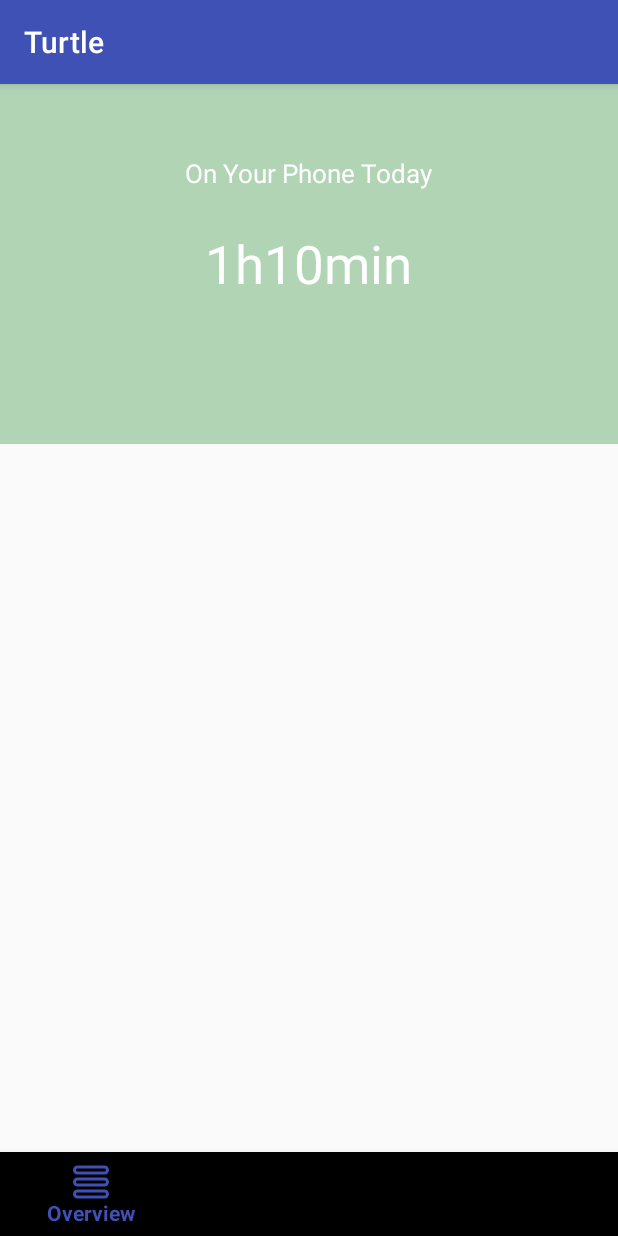
After one commit to Aaron19960821/Turtle, an Android app: the fragment OverviewFragment placed in its activity, on a phone screen of 412 x 824 dp. The commit adds this screen. Run offline under Robolectric (Android 15) with nearby library versions, the phone set to English and light mode, and no system bars.

Commit message:
basic_structure

```diff
--- a/app/build.gradle
+++ b/app/build.gradle
@@ -24,8 +24,8 @@ android {
 
 dependencies {
     implementation fileTree(dir: 'libs', include: ['*.jar'])
-    implementation"org.jetbrains.kotlin:kotlin-stdlib-jre7:$kotlin_version"
-    implementation 'com.android.support.constraint:constraint-layout:1.1.2'
+    implementation "org.jetbrains.kotlin:kotlin-stdlib-jre7:$kotlin_version"
+    implementation 'com.android.support:support-v4:27.0.2'
     testImplementation 'junit:junit:4.12'
     androidTestImplementation 'com.android.support.test:runner:1.0.2'
     androidTestImplementation 'com.android.support.test.espresso:espresso-core:3.0.2'
--- /dev/null
+++ b/app/src/main/java/com/yucwang/turtle/OverviewFragment.kt
@@ -0,0 +1,30 @@
+package com.yucwang.turtle
+
+
+import android.os.Bundle
+import android.support.v4.app.Fragment
+import android.view.LayoutInflater
+import android.view.View
+import android.view.ViewGroup
+import android.widget.TextView
+
+// TODO: Rename parameter arguments, choose names that match
+// the fragment initialization parameters, e.g. ARG_ITEM_NUMBER
+private const val ARG_PARAM1 = "param1"
+private const val ARG_PARAM2 = "param2"
+
+/**
+ * A simple [Fragment] subclass.
+ *
+ */
+class OverviewFragment : Fragment() {
+
+    override fun onCreateView(inflater: LayoutInflater, container: ViewGroup?,
+                              savedInstanceState: Bundle?): View? {
+        return inflater.inflate(R.layout.overview_main, null)
+    }
+
+    companion object {
+        fun newInstance(): OverviewFragment = OverviewFragment()
+    }
+}
--- a/app/src/main/res/layout/activity_main.xml
+++ b/app/src/main/res/layout/activity_main.xml
@@ -1,5 +1,5 @@
 <?xml version="1.0" encoding="utf-8"?>
-<android.support.constraint.ConstraintLayout
+<RelativeLayout
     xmlns:android="http://schemas.android.com/apk/res/android"
     xmlns:app="http://schemas.android.com/apk/res-auto"
     xmlns:tools="http://schemas.android.com/tools"
@@ -7,22 +7,19 @@
     android:layout_height="match_parent"
     tools:context=".MainActivity">
 
-    <TextView
-        android:layout_width="wrap_content"
-        android:layout_height="wrap_content"
-        android:textColor="@color/colorPrimaryDark"
-        android:gravity="center_horizontal|center_vertical"
-        app:layout_constraintRight_toRightOf="parent"
-        app:layout_constraintLeft_toLeftOf="parent"
-        android:text="Hello World!" />
+    <FrameLayout
+        android:id="@+id/content_view"
+        android:layout_width="match_parent"
+        android:layout_height="match_parent"
+        android:layout_above="@+id/app_bottombar"
+        />
 
     <android.support.design.widget.BottomNavigationView
         android:id="@+id/app_bottombar"
         android:layout_width="match_parent"
         android:layout_height="56dp"
-        app:layout_constraintLeft_toLeftOf="parent"
-        app:layout_constraintRight_toRightOf="parent"
-        app:layout_constraintBottom_toBottomOf="parent"
-        app:menu="@menu/bottombar_menu"/>
+        android:layout_alignParentBottom="true"
+        app:menu="@menu/bottombar_menu"
+        />
 
-</android.support.constraint.ConstraintLayout>
+</RelativeLayout>
--- a/app/src/main/res/layout/overview_main.xml
+++ b/app/src/main/res/layout/overview_main.xml
@@ -1,16 +1,12 @@
 <?xml version="1.0" encoding="utf-8"?>
-<android.support.constraint.ConstraintLayout xmlns:android="http://schemas.android.com/apk/res/android"
+<LinearLayout
+    xmlns:android="http://schemas.android.com/apk/res/android"
     xmlns:app="http://schemas.android.com/tools"
     android:layout_width="match_parent"
     android:layout_height="match_parent">
 
-    <TextView
-        android:layout_width="wrap_content"
-        android:layout_height="wrap_content"
-				android:text="@string/name_overview"
-        app:layout_constraintBottom_toBottomOf="parent"
-        app:layout_constraintLeft_toLeftOf="parent"
-        app:layout_constraintRight_toRightOf="parent"
-        app:layout_constraintTop_toTopOf="parent" />
+    <include
+        layout="@layout/overview_timedisplay"
+        />
 
-</android.support.constraint.ConstraintLayout>
+</LinearLayout>
--- /dev/null
+++ b/app/src/main/res/layout/overview_timedisplay.xml
@@ -0,0 +1,33 @@
+<?xml version="1.0" encoding="utf-8"?>
+<RelativeLayout
+    xmlns:android="http://schemas.android.com/apk/res/android"
+    android:layout_width="match_parent"
+    android:layout_height="wrap_content">
+
+    <View
+        android:theme="@style/TurtleTheme"
+        android:layout_width="match_parent"
+        android:layout_height="240dp"
+        android:background="@color/colorPass"
+        android:id="@+id/overview_timedisplaybackground"
+        android:alpha="0.3" />
+
+    <TextView
+        android:layout_width="wrap_content"
+        android:layout_height="wrap_content"
+        android:id="@+id/overview_timedisplay"
+        android:textSize="35sp"
+        android:layout_centerInParent="true"
+        android:text="1h10min"
+        android:textColor="@color/textWhite" />
+
+    <TextView
+        android:layout_width="wrap_content"
+        android:layout_height="wrap_content"
+        android:text="@string/string_overview_timeexplain"
+        android:textColor="@color/textWhite"
+        android:layout_below="@id/overview_timedisplay"
+        android:layout_centerHorizontal="true"
+        android:textSize="17sp"/>
+
+</RelativeLayout>
--- a/app/src/main/res/values/colors.xml
+++ b/app/src/main/res/values/colors.xml
@@ -3,4 +3,8 @@
     <color name="colorPrimary">#3F51B5</color>
     <color name="colorPrimaryDark">#303F9F</color>
     <color name="colorAccent">#FF4081</color>
+
+    <color name="colorPass">#0A7E17</color>
+    <color name="colorAlert">#A80C17</color>
+    <color name="textWhite">#FEFEFE</color>
 </resources>
--- a/app/src/main/res/values/strings.xml
+++ b/app/src/main/res/values/strings.xml
@@ -4,4 +4,9 @@
     <string name="name_record">Record</string>
     <string name="name_lesson">Lesson</string>
     <string name="name_setting">Setting</string>
+
+    <string name="string_overview_timeexplain">On Your Phone Today</string>
+
+    <!-- TODO: Remove or change this placeholder text -->
+    <string name="hello_blank_fragment">Hello blank fragment</string>
 </resources>
--- a/app/src/main/res/values/styles.xml
+++ b/app/src/main/res/values/styles.xml
@@ -8,4 +8,8 @@
         <item name="colorAccent">@color/colorAccent</item>
     </style>
 
+    <style name="TurtleTheme" parent="Theme.AppCompat.Light.DarkActionBar">
+        <item name="windowNoTitle">true</item>
+    </style>
+
 </resources>
```
Also changed, not shown: app/src/main/java/com/yucwang/turtle/LessonFragment.kt (added, +30 -0 lines), app/src/main/java/com/yucwang/turtle/MainActivity.kt (+51 -1 lines), app/src/main/java/com/yucwang/turtle/RecordFragment.kt (added, +31 -0 lines), app/src/main/java/com/yucwang/turtle/SettingFragment.kt (added, +30 -0 lines), app/src/main/res/layout/lesson_main.xml (+4 -7 lines), app/src/main/res/layout/record_main.xml (+3 -6 lines), app/src/main/res/layout/setting_main.xml (+4 -7 lines), 1 other file.
